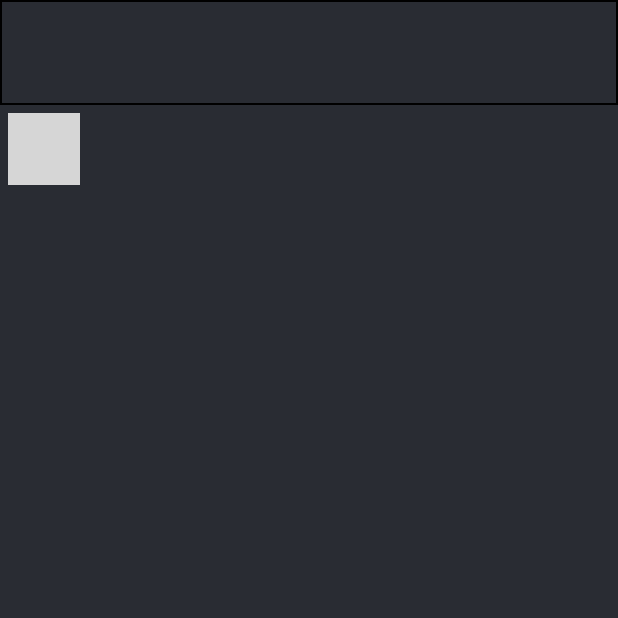
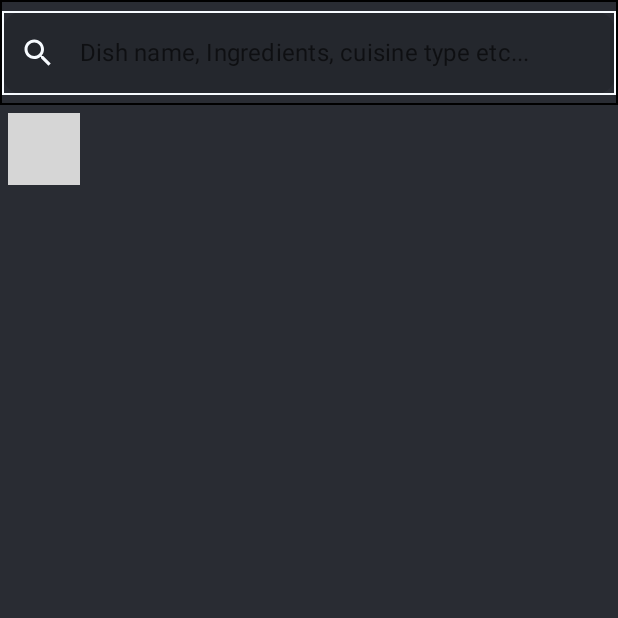
Before and after one commit to cxw320/RecipeFinder, an Android app built with Jetpack Compose: the screen it shows after launch (MainActivity), on a phone screen of 412 x 824 dp, the top half of it. Run offline under Robolectric (Android 15) with nearby library versions, the phone set to English and light mode, and no system bars; our stand-ins replace Dagger/Hilt's generated code; pictures from the network do not load; 3 statements that could not run were skipped; grey boxes are pictures that could not be loaded.

Commit message:
Add search bar UI

```diff
--- a/app/src/main/java/com/example/myrecipe2/MainActivity.kt
+++ b/app/src/main/java/com/example/myrecipe2/MainActivity.kt
@@ -1,5 +1,6 @@
 package com.example.myrecipe2
 
+import android.accounts.AccountManager.get
 import android.os.Bundle
 import androidx.activity.ComponentActivity
 import androidx.activity.compose.setContent
@@ -12,29 +13,32 @@ import androidx.compose.runtime.Composable
 import androidx.compose.runtime.collectAsState
 import androidx.compose.ui.Modifier
 import androidx.compose.ui.tooling.preview.Preview
+import androidx.lifecycle.ViewModelProvider
 import com.example.myrecipe2.recipediscovery.RecipeDiscoveryScreen
 import com.example.myrecipe2.recipediscovery.RecipeDiscoveryViewModel
 import com.example.myrecipe2.ui.theme.MyRecipe2Theme
+import dagger.hilt.EntryPoints.get
 import dagger.hilt.android.AndroidEntryPoint
+import java.lang.reflect.Array.get
 
 @AndroidEntryPoint
 class MainActivity : ComponentActivity() {
     override fun onCreate(savedInstanceState: Bundle?) {
         super.onCreate(savedInstanceState)
         setContent {
-
-            val recipeDiscoveryViewModel: RecipeDiscoveryViewModel by viewModels()
-
             MyRecipe2Theme {
                 // A surface container using the 'background' color from the theme
                 Surface(
                     modifier = Modifier.fillMaxSize(),
                     color = MaterialTheme.colors.background
                 ) {
+                    val recipeDiscoveryViewModel : RecipeDiscoveryViewModel by viewModels()
+
                     val recipeDiscoveryScreenState = recipeDiscoveryViewModel
                         .recipeDiscoveryScreenStateFlow.collectAsState()
                     RecipeDiscoveryScreen(
-                        recipeDiscoveryScreenState = recipeDiscoveryScreenState.value
+                        recipeDiscoveryScreenState = recipeDiscoveryScreenState.value,
+                        updateSearchBarText = recipeDiscoveryViewModel::updateSearchBarText
                     )
                 }
             }
--- a/app/src/main/java/com/example/myrecipe2/recipediscovery/RecipeDiscoveryScreen.kt
+++ b/app/src/main/java/com/example/myrecipe2/recipediscovery/RecipeDiscoveryScreen.kt
@@ -1,16 +1,20 @@
 package com.example.myrecipe2.recipediscovery
 
 import android.graphics.Color
+import android.util.Log
+import android.view.RoundedCorner
 import androidx.compose.foundation.BorderStroke
 import androidx.compose.foundation.ExperimentalFoundationApi
 import androidx.compose.foundation.border
 import androidx.compose.foundation.clickable
 import androidx.compose.foundation.layout.*
+import androidx.compose.foundation.layout.R
 import androidx.compose.foundation.lazy.*
 import androidx.compose.foundation.shape.RoundedCornerShape
-import androidx.compose.material.Card
-import androidx.compose.material.Surface
-import androidx.compose.material.Text
+import androidx.compose.material.*
+import androidx.compose.material.icons.Icons
+import androidx.compose.material.icons.filled.Close
+import androidx.compose.material.icons.filled.Search
 import androidx.compose.runtime.Composable
 import androidx.compose.ui.Alignment
 import androidx.compose.ui.Modifier
@@ -19,6 +23,7 @@ import androidx.compose.ui.graphics.Color.Companion.Black
 import androidx.compose.ui.graphics.Color.Companion.DarkGray
 import androidx.compose.ui.graphics.RectangleShape
 import androidx.compose.ui.layout.ContentScale
+import androidx.compose.ui.res.stringResource
 import androidx.compose.ui.text.font.FontWeight.Companion.Black
 import androidx.compose.ui.unit.dp
 import androidx.compose.ui.unit.sp
@@ -29,16 +34,19 @@ import com.example.myrecipe2.ui.theme.OffWhite
 
 data class RecipeDiscoveryScreenState(
     val recipeList: List<Recipe> = listOf(),
+    val searchQueryState: String = ""
 )
 
 @OptIn(ExperimentalFoundationApi::class)
 @Composable
 fun RecipeDiscoveryScreen(
-    recipeDiscoveryScreenState: RecipeDiscoveryScreenState
+    recipeDiscoveryScreenState: RecipeDiscoveryScreenState,
+    updateSearchBarText: (name: String) -> Unit
 ){
     Column{
         RecipeDiscoverySearchHeader(
-            recipeDiscoveryScreenState = RecipeDiscoveryScreenState()
+            recipeDiscoveryScreenState = RecipeDiscoveryScreenState(),
+            updateSearchBarText = updateSearchBarText
         )
         LazyVerticalGrid(
             modifier = Modifier
@@ -56,19 +64,50 @@ fun RecipeDiscoveryScreen(
 
 @Composable
 fun RecipeDiscoverySearchHeader(
-    recipeDiscoveryScreenState : RecipeDiscoveryScreenState
+    recipeDiscoveryScreenState : RecipeDiscoveryScreenState,
+    updateSearchBarText: (name: String) -> Unit
 ){
-    Box(
+    Row(
         modifier = Modifier
             .fillMaxWidth()
             .height(70.dp)
-            .border(BorderStroke(1.dp, androidx.compose.ui.graphics.Color.Black))
+            .border(BorderStroke(1.dp, androidx.compose.ui.graphics.Color.Black)),
+        horizontalArrangement = Arrangement.Center,
+        verticalAlignment = Alignment.CenterVertically
     ){
-        Column(
-            modifier = Modifier.width(350.dp)
-        ){
 
-        }
+            TextField(
+                value = recipeDiscoveryScreenState.searchQueryState,
+                onValueChange = { value ->
+                    updateSearchBarText(value)
+                    Log.d("Caroline","Composable is called again with ${recipeDiscoveryScreenState.searchQueryState}")
+                },
+                placeholder = { Text("Dish name, Ingredients, cuisine type etc...") },
+                modifier = Modifier
+                    .fillMaxWidth()
+                    .padding(1.dp)
+                    .border(BorderStroke(1.dp,MaterialTheme.colors.onPrimary)),
+                leadingIcon = {
+                    Icon(
+                        Icons.Default.Search,
+                        contentDescription = "Search Icon",
+                        modifier = Modifier
+                            .size(24.dp)
+                    )
+                },
+                shape = RoundedCornerShape(15.dp),
+                singleLine = true,
+                colors = TextFieldDefaults.textFieldColors(
+                    textColor = MaterialTheme.colors.onPrimary,
+                    cursorColor = MaterialTheme.colors.onSurface,
+                    leadingIconColor = MaterialTheme.colors.onPrimary,
+                    trailingIconColor = MaterialTheme.colors.onSurface,
+                    focusedIndicatorColor = androidx.compose.ui.graphics.Color.Transparent,
+                    unfocusedIndicatorColor = MaterialTheme.colors.onPrimary,
+                    disabledIndicatorColor = androidx.compose.ui.graphics.Color.Transparent
+                )
+            )
+
     }
 }
 
--- a/app/src/main/java/com/example/myrecipe2/repository/RecipeRepository.kt
+++ b/app/src/main/java/com/example/myrecipe2/repository/RecipeRepository.kt
@@ -3,6 +3,7 @@ package com.example.myrecipe2.repository
 import android.util.Log
 import com.example.myrecipe2.api.ApiService
 import com.example.myrecipe2.api.responsemodel.RecipeListResponse
+import com.example.myrecipe2.api.responsemodel.RecipeResponse
 import com.example.myrecipe2.model.Recipe
 import javax.inject.Inject
 
@@ -12,12 +13,11 @@ class RecipeRepository @Inject constructor(
 
     suspend fun getRandomRecipes(): List<Recipe> {
 
-        val result1 = apiService.getRandomRecipes().body()
         val result =
             apiService.getRandomRecipes().body()?.recipes?.map { mapToRecipeModel(it) } ?: listOf(
                 Recipe()
             )
-        Log.d("Caroline", "result within repo is ${result1.toString()}")
+
         return result
     }
 
@@ -28,7 +28,7 @@ class RecipeRepository @Inject constructor(
 //        return apiService.getFilteredRecipes().body()?.map{mapToRecipeModel(it)} ?: listOf(Recipe())
 //    }
 
-    fun mapToRecipeModel(response: RecipeListResponse.RecipeResponse): Recipe {
+    fun mapToRecipeModel(response: RecipeResponse): Recipe {
 
         return Recipe(
             id = response.id,
--- a/app/src/main/java/com/example/myrecipe2/ui/theme/Theme.kt
+++ b/app/src/main/java/com/example/myrecipe2/ui/theme/Theme.kt
@@ -17,7 +17,8 @@ private val LightColorPalette = lightColors(
     primary = OffWhite,
     primaryVariant = Purple700,
     secondary = Teal200,
-    background = DarkGray
+    background = DarkGray,
+    onPrimary = OffWhite
 
     /* Other default colors to override
     background = Color.White,
```
Also changed, not shown: app/src/main/java/com/example/myrecipe2/api/responsemodel/RecipeListResponse.kt (+1 -9 lines), app/src/main/java/com/example/myrecipe2/recipediscovery/RecipeDiscoveryViewModel.kt (+14 -0 lines).
